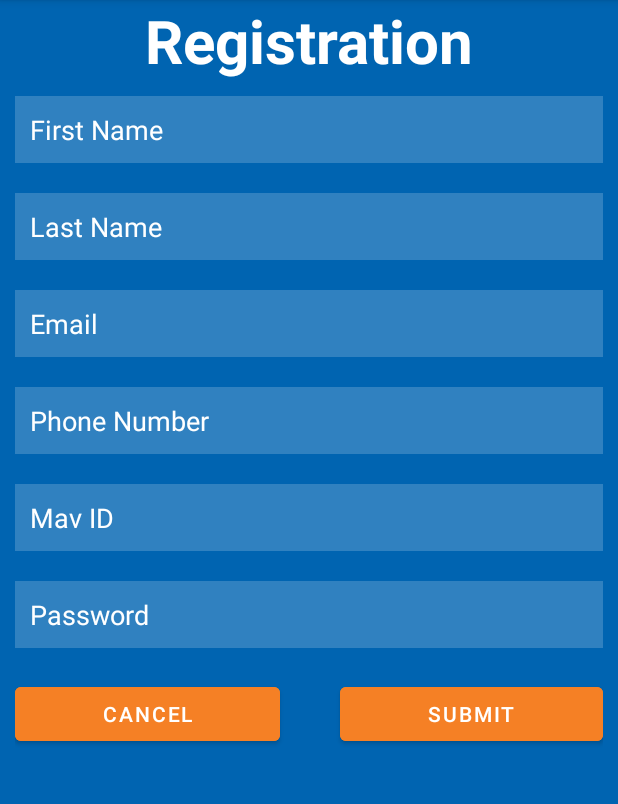
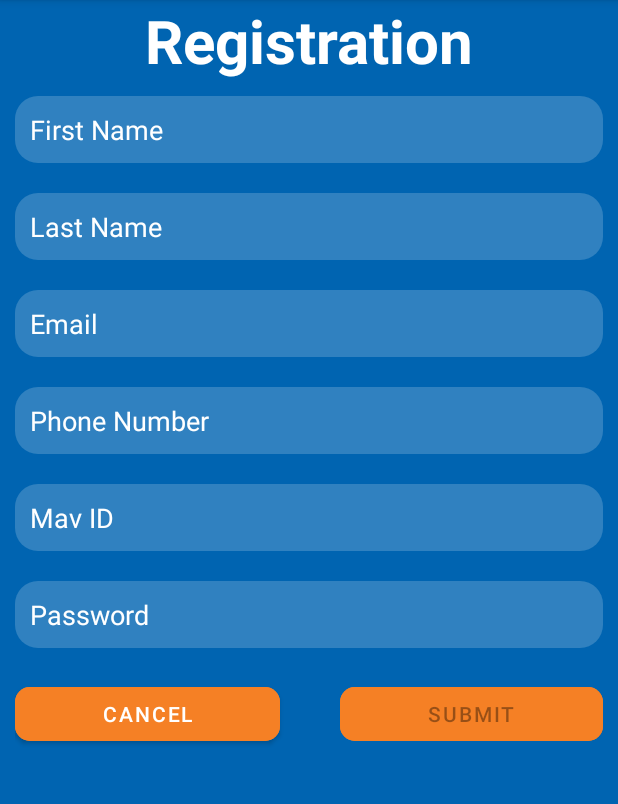
Before and after one commit to CodyMonJones/CSE3310-SIE, an Android app: the RegistrationActivity screen opened directly, with no data from a screen before it, on a phone screen of 412 x 824 dp, the part 84-888 px from its top. Run offline under Robolectric (Android 15) with nearby library versions, the phone set to English and light mode, and no system bars; our stand-ins replace Firebase (no records; nobody signed in at launch, a user with empty details on screens opened directly).

Commit message:
Added textbox validation for registration

```diff
--- /dev/null
+++ b/CSE3310Project/app/src/main/res/drawable/rounded_edittext.xml
@@ -0,0 +1,12 @@
+<?xml version="1.0" encoding="utf-8"?>
+<shape xmlns:android="http://schemas.android.com/apk/res/android"
+    android:shape="rectangle"
+    android:padding="10dp">
+
+    <solid android:color="#30ffffff" />
+    <corners
+        android:bottomRightRadius="15dp"
+        android:bottomLeftRadius="15dp"
+        android:topLeftRadius="15dp"
+        android:topRightRadius="15dp" />
+</shape>
--- a/CSE3310Project/app/src/main/res/layout/activity_login.xml
+++ b/CSE3310Project/app/src/main/res/layout/activity_login.xml
@@ -25,7 +25,7 @@
         android:id="@+id/Email"
         android:inputType="textEmailAddress"
         android:layout_below="@id/SignInText"
-        android:background="#30ffffff"
+        android:background="@drawable/rounded_edittext"
         android:hint="Email"
         android:textColor="@color/white"
         android:textColorHint="@color/white"
@@ -44,7 +44,7 @@
         android:textColor="@color/white"
         android:layout_below="@id/Email"
         android:inputType="textPassword"
-        android:background="#30ffffff"
+        android:background="@drawable/rounded_edittext"
         android:hint="Password"
         android:textColorHint="@color/white"
         android:layout_marginLeft="20dp"
@@ -62,6 +62,7 @@
         <com.google.android.material.button.MaterialButton
             android:id="@+id/LoginButton"
             android:backgroundTint="@color/UTA_ORANGE"
+            app:cornerRadius="10dp"
             android:layout_width="wrap_content"
             android:layout_height="wrap_content"
             android:layout_below="@+id/Password"
@@ -75,6 +76,7 @@
             android:layout_width="wrap_content"
             android:layout_height="wrap_content"
             android:backgroundTint="@color/UTA_ORANGE"
+            app:cornerRadius="10dp"
             android:layout_below="@+id/Password"
             android:layout_centerVertical="true"
             android:layout_toRightOf="@+id/LoginButton"
--- a/CSE3310Project/app/src/main/res/layout/activity_registration.xml
+++ b/CSE3310Project/app/src/main/res/layout/activity_registration.xml
@@ -26,9 +26,10 @@
         android:hint="First Name"
         android:inputType="textPersonName"
         android:padding="10dp"
-        android:background="#30ffffff"
+        android:background="@drawable/rounded_edittext"
         android:textColor="@color/white"
-        android:textColorHint="@color/white" />
+        android:textColorHint="@color/white"
+        />
 
     <EditText
         android:layout_width="match_parent"
@@ -39,7 +40,7 @@
         android:hint="Last Name"
         android:inputType="textPersonName"
         android:padding="10dp"
-        android:background="#30ffffff"
+        android:background="@drawable/rounded_edittext"
         android:textColor="@color/white"
         android:textColorHint="@color/white" />
 
@@ -52,7 +53,7 @@
         android:padding="10dp"
         android:hint="Email"
         android:inputType="textEmailAddress"
-        android:background="#30ffffff"
+        android:background="@drawable/rounded_edittext"
         android:textColorHint="@color/white"
         android:textColor="@color/white" />
 
@@ -65,7 +66,7 @@
         android:padding="10dp"
         android:hint="Phone Number"
         android:inputType="number"
-        android:background="#30ffffff"
+        android:background="@drawable/rounded_edittext"
         android:textColor="@color/white"
         android:textColorHint="@color/white"/>
 
@@ -77,7 +78,7 @@
         android:padding="10dp"
         android:hint="Mav ID"
         android:inputType="number"
-        android:background="#30ffffff"
+        android:background="@drawable/rounded_edittext"
         android:textColorHint="@color/white"
         android:textColor="@color/white"
         android:layout_below="@id/RegistrationPhoneNumber"/>
@@ -88,7 +89,7 @@
         android:id="@+id/RegistrationPassword"
         android:layout_below="@+id/RegistrationMavID"
         android:inputType="textPassword"
-        android:background="#30ffffff"
+        android:background="@drawable/rounded_edittext"
         android:hint="Password"
         android:textColor="@color/white"
         android:textColorHint="@color/white"
@@ -108,7 +109,8 @@
             android:layout_weight="0.5"
             android:layout_marginRight="20dp"
             android:text="Cancel"
-            android:backgroundTint="@color/UTA_ORANGE" />
+            android:backgroundTint="@color/UTA_ORANGE"
+            app:cornerRadius="10dp"/>
 
         <com.google.android.material.button.MaterialButton
             android:id="@+id/SubmitButton"
@@ -117,7 +119,8 @@
             android:layout_weight="0.5"
             android:layout_marginLeft="20dp"
             android:text="Submit"
-            android:backgroundTint="@color/UTA_ORANGE"/>
+            android:backgroundTint="@color/UTA_ORANGE"
+            app:cornerRadius="10dp"/>
     </LinearLayout>
 
 
--- a/CSE3310Project/app/src/main/res/mipmap-anydpi-v26/ic_launcher.xml
+++ b/CSE3310Project/app/src/main/res/mipmap-anydpi-v26/ic_launcher.xml
@@ -1,5 +1,5 @@
 <?xml version="1.0" encoding="utf-8"?>
 <adaptive-icon xmlns:android="http://schemas.android.com/apk/res/android">
-    <background android:drawable="@drawable/ic_launcher_background" />
+    <background android:drawable="@color/UTA_ORANGE" />
     <foreground android:drawable="@drawable/ic_launcher_foreground" />
 </adaptive-icon>
```
Also changed, not shown: CSE3310Project/app/src/main/java/com/example/cse3310project/RegistrationActivity.java (+87 -52 lines), CSE3310Project/app/src/main/res/drawable/rounded_button.xml (added, +13 -0 lines).
